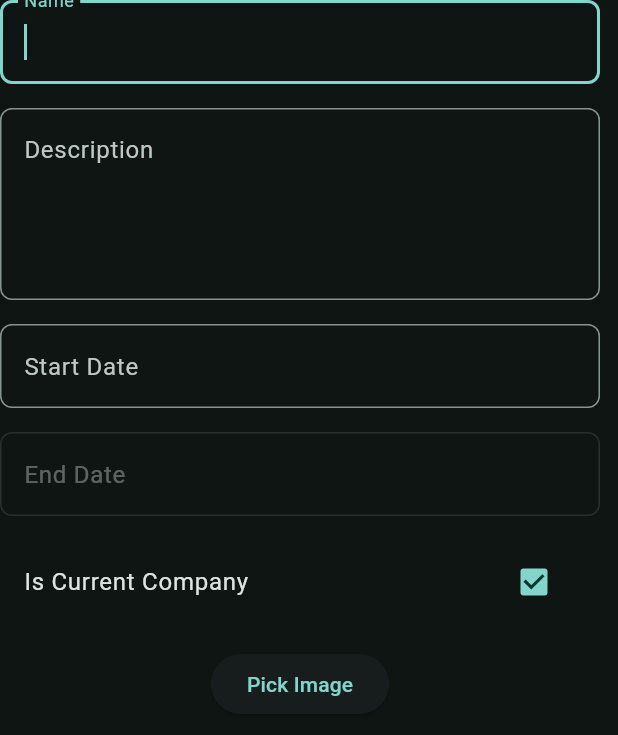
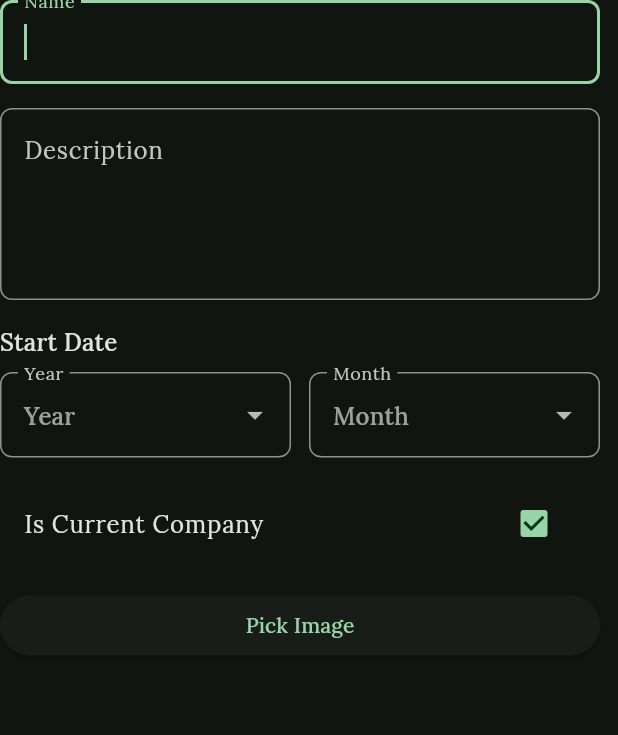
Before and after one commit to mashik424/portfolio, a Flutter app: the AddCompanyDialog widget shown alone on an empty page, opened directly with empty values, after a tap on "Is Current Company", on a phone screen of 412 x 824 dp. Shown: the top 735 px of the screen. Run offline on Flutter 3.47's test engine with Material 3 defaults, Android fonts, the phone set to English and light mode, and no system bars; our stand-ins replace cached_network_image, cloud_firestore, cloud_functions, firebase_auth, firebase_core, firebase_storage and 6 more; missing offline and left inert: dart:js_interop; accounts and stored records are empty; generated files the repository leaves out were written again; network calls fail; statements that could not run were skipped; project files that could hold a hidden picture were left out.

Commit message:
company date picker improvements

```diff
--- a/lib/main.dart
+++ b/lib/main.dart
@@ -23,13 +23,15 @@ class MyApp extends ConsumerWidget {
     return MaterialApp(
       title: dotenv.env['TITLE'] ?? '',
       theme: ThemeData(
+        fontFamily: 'Lora',
         colorScheme: ColorScheme.fromSeed(seedColor: Colors.teal),
         inputDecorationTheme: _inputDecorationTheme,
         useMaterial3: true,
       ),
       darkTheme: ThemeData(
+        fontFamily: 'Lora',
         colorScheme: ColorScheme.fromSeed(
-          seedColor: Colors.teal,
+          seedColor: const Color(0xFF014421),
           brightness: Brightness.dark,
         ),
         inputDecorationTheme: _inputDecorationTheme,
--- a/lib/widgets/dialogs/add_company_dialog.dart
+++ b/lib/widgets/dialogs/add_company_dialog.dart
@@ -6,6 +6,7 @@ import 'package:portfolio/models/both.dart';
 import 'package:portfolio/models/company.dart';
 import 'package:portfolio/providers/file_upload_provider/file_upload_provider.dart';
 import 'package:portfolio/providers/pick_image_provider/pick_image_provider.dart';
+import 'package:portfolio/widgets/month_year_picker.dart';
 
 class AddCompanyDialogContoller {
   Both<Company?, Uint8List?> Function()? onSubmit;
@@ -42,20 +43,13 @@ class _AddCompanyDialogState extends ConsumerState<AddCompanyDialog> {
       _startDate = widget.company!.startDate;
       _endDate = widget.company!.endDate;
       _editingControllers = List.generate(
-        4,
+        2,
         (index) => TextEditingController(
-          text:
-              [
-                widget.company!.name,
-                widget.company!.description,
-                widget.company!.startDate.toLocal().toString().split(' ')[0],
-                widget.company!.endDate?.toLocal().toString().split(' ')[0] ??
-                    '',
-              ][index],
+          text: [widget.company!.name, widget.company!.description, ''][index],
         ),
       );
     } else {
-      _editingControllers = List.generate(4, (_) => TextEditingController());
+      _editingControllers = List.generate(3, (_) => TextEditingController());
     }
     WidgetsBinding.instance.addPostFrameCallback((_) {
       if (widget.company?.logoUrl != null) {
@@ -94,12 +88,18 @@ class _AddCompanyDialogState extends ConsumerState<AddCompanyDialog> {
 
   @override
   Widget build(BuildContext context) {
+    final sameStartAndEndYear =
+        _startDate != null &&
+        _endDate != null &&
+        _startDate!.year == _endDate!.year;
+
     return Form(
       key: _formKey,
       child: SizedBox(
         width: 400,
         child: Column(
           mainAxisSize: MainAxisSize.min,
+          crossAxisAlignment: CrossAxisAlignment.stretch,
           children: [
             TextFormField(
               autofocus: true,
@@ -130,81 +130,67 @@ class _AddCompanyDialogState extends ConsumerState<AddCompanyDialog> {
               ),
             ),
             const SizedBox(height: 16),
-            TextFormField(
-              readOnly: true,
-              controller: _editingControllers[2],
-              onTap: () async {
-                final date = await showDatePicker(
-                  context: context,
-                  initialDate: _startDate ?? DateTime.now(),
-                  firstDate: DateTime(2000),
-                  lastDate: DateTime.now(),
-                );
-                if (date != null) {
-                  setState(() {
-                    _startDate = date;
-                    _editingControllers[2].text =
-                        _startDate?.toLocal().toString().split(' ')[0] ?? '';
-                  });
+            Text('Start Date', style: Theme.of(context).textTheme.titleMedium),
+            const SizedBox(height: 8),
+            MonthYearPicker(
+              initialValue: _startDate,
+              firstYear: DateTime.now().year - 40,
+              lastYear: _endDate?.year ?? DateTime.now().year,
+              onChanged: (value) => setState(() => _startDate = value),
+              monthValidator: (value) {
+                if (value == null) {
+                  return 'Please pick a month';
                 }
+
+                return null;
               },
-              decoration: InputDecoration(
-                labelText: 'Start Date',
-                hintText: _startDate?.toLocal().toString().split(' ')[0] ?? '',
-              ),
-              validator: (value) {
-                if (_startDate == null) {
-                  return 'Please enter a start date';
+              yearValidator: (value) {
+                if (value == null) {
+                  return 'Please pick a year';
                 }
                 return null;
               },
             ),
             const SizedBox(height: 16),
-            TextFormField(
-              controller: _editingControllers[3],
-              readOnly: true,
-              enabled: !_isCurrentCompany,
-              onTap: () async {
-                final date = await showDatePicker(
-                  context: context,
-                  initialDate: _endDate ?? DateTime.now(),
-                  firstDate: _startDate ?? DateTime(2000),
-                  lastDate: DateTime.now(),
-                );
-                if (date != null) {
-                  setState(() {
-                    _endDate = date;
-                    _editingControllers[3].text =
-                        _endDate?.toLocal().toString().split(' ')[0] ?? '';
-                  });
+            if (!_isCurrentCompany) ...[
+              Text('End Date', style: Theme.of(context).textTheme.titleMedium),
+              const SizedBox(height: 8),
+              MonthYearPicker(
+                initialValue: _endDate,
+                firstYear: _startDate?.year ?? DateTime.now().year - 40,
+                lastYear: DateTime.now().year,
+                onChanged: (value) => setState(() => _endDate = value),
+                monthValidator: (value) {
+                  if (value == null) {
+                    return 'Please pick a month';
                   }
+                  if (sameStartAndEndYear &&
+                      _startDate!.month > _endDate!.month) {
+                    return 'Invalid end Date';
+                  }
+                  return null;
                 },
-              decoration: InputDecoration(
-                labelText: 'End Date',
-                hintText: _endDate?.toLocal().toString().split(' ')[0] ?? '',
-              ),
-              validator: (value) {
-                if (!_isCurrentCompany && _endDate == null) {
-                  return 'Please enter an end date';
+                yearValidator: (value) {
+                  if (value == null) {
+                    return 'Please pick a year';
                   }
                   return null;
                 },
               ),
               const SizedBox(height: 16),
+            ],
             CheckboxListTile(
               title: const Text('Is Current Company'),
               value: _isCurrentCompany,
               onChanged: (value) {
                 setState(() {
                   if (value ?? false) {
-                    _editingControllers[3].text = '';
                     _endDate = null;
                   }
                   _isCurrentCompany = value!;
                 });
               },
             ),
-
             const SizedBox(height: 16),
             ElevatedButton(
               onPressed: _pickImage,
--- a/lib/widgets/list_items/company_item.dart
+++ b/lib/widgets/list_items/company_item.dart
@@ -32,9 +32,9 @@ class CompanyItem extends ConsumerWidget {
         decoration: BoxDecoration(
           borderRadius: BorderRadius.circular(12),
           border: Border.all(
-            color: isDarkTheme ? Colors.grey.shade600 : Colors.indigo.shade200,
+             color: Theme.of(context).colorScheme.surfaceContainerHighest,
           ),
-          color: isDarkTheme ? Colors.grey.shade800 : Colors.white,
+          color: Theme.of(context).colorScheme.surfaceContainerHigh,
         ),
         child: Column(
           mainAxisAlignment: MainAxisAlignment.spaceBetween,
--- a/lib/widgets/list_items/project_item.dart
+++ b/lib/widgets/list_items/project_item.dart
@@ -26,7 +26,7 @@ class ProjectItem extends ConsumerWidget {
       width: 300,
       padding: const EdgeInsets.all(12),
       decoration: BoxDecoration(
-        color: isDarkTheme ? Colors.grey.shade800 : Colors.indigo.shade50,
+        color: Theme.of(context).colorScheme.surfaceContainerHigh,
         borderRadius: BorderRadius.circular(20),
       ),
       child: Column(
@@ -37,7 +37,7 @@ class ProjectItem extends ConsumerWidget {
             width: double.infinity,
             decoration: BoxDecoration(
               borderRadius: BorderRadius.circular(15),
-              color: isDarkTheme ? Colors.grey.shade700 : Colors.grey.shade300,
+              color: Theme.of(context).colorScheme.surfaceContainerHighest,
             ),
             child: Builder(
               builder: (context) {
--- /dev/null
+++ b/lib/widgets/month_year_picker.dart
@@ -0,0 +1,136 @@
+import 'package:flutter/material.dart';
+import 'package:intl/intl.dart';
+
+class MonthYearPicker extends StatefulWidget {
+  const MonthYearPicker({
+    required this.lastYear,
+    required this.firstYear,
+    required this.onChanged,
+    this.initialValue,
+    this.yearValidator,
+    this.monthValidator,
+    super.key,
+  }) : assert(
+         lastYear >= firstYear,
+         'lastYear must be greater than or equal to firstYear',
+       );
+
+  final DateTime? initialValue;
+  final int lastYear;
+  final int firstYear;
+  final ValueChanged<DateTime?> onChanged;
+
+  final FormFieldValidator<DateTime>? yearValidator;
+  final FormFieldValidator<DateTime>? monthValidator;
+
+  @override
+  State<MonthYearPicker> createState() => _MonthYearPickerState();
+}
+
+class _MonthYearPickerState extends State<MonthYearPicker> {
+  late List<DateTime> _years;
+  late List<DateTime> _months;
+  DateTime? _year;
+  DateTime? _month;
+
+  @override
+  void initState() {
+    if (widget.initialValue != null) {
+      _year = DateTime(widget.initialValue!.year);
+      _month = DateTime(2020, widget.initialValue!.month);
+    }
+
+    _years = [];
+    for (var i = widget.firstYear; i <= widget.lastYear; i++) {
+      _years.add(DateTime(i));
+    }
+
+    _months = [];
+    for (var i = 1; i <= 12; i++) {
+      _months.add(DateTime(2020, i));
+    }
+
+    super.initState();
+  }
+
+  @override
+  void didUpdateWidget(covariant MonthYearPicker oldWidget) {
+    if (oldWidget.firstYear != widget.firstYear ||
+        oldWidget.lastYear != widget.lastYear) {
+      _years = [];
+      for (var i = widget.firstYear; i <= widget.lastYear; i++) {
+        _years.add(DateTime(i));
+      }
+    }
+    super.didUpdateWidget(oldWidget);
+  }
+
+  void _onChanged() {
+    DateTime? dateTime;
+    if (_year != null && _month != null) {
+      dateTime = DateTime(_year!.year, _month!.month);
+    } else if (_year != null) {
+      dateTime = DateTime(_year!.year);
+    }
+    widget.onChanged(dateTime);
+  }
+
+  @override
+  Widget build(BuildContext context) {
+    return Row(
+      children: [
+        Expanded(
+          child: DropdownButtonFormField<DateTime>(
+            value: _year,
+            decoration: const InputDecoration(
+              label: Text('Year'),
+              hintText: 'Year',
+              alignLabelWithHint: true,
+            ),
+            validator: widget.yearValidator,
+            items:
+                _years
+                    .map(
+                      (year) => DropdownMenuItem<DateTime>(
+                        value: year,
+                        child: Text(DateFormat('yyyy').format(year)),
+                      ),
+                    )
+                    .toList(),
+            onChanged:
+                (value) => setState(() {
+                  _year = value;
+                  _onChanged();
+                }),
+          ),
+        ),
+        const SizedBox(width: 12),
+        Expanded(
+          child: DropdownButtonFormField<DateTime>(
+            value: _month,
+            decoration: const InputDecoration(
+              label: Text('Month'),
+              hintText: 'Month',
+              alignLabelWithHint: true,
+            ),
+            validator: widget.monthValidator,
+            items:
+                _months
+                    .map(
+                      (month) => DropdownMenuItem<DateTime>(
+                        value: month,
+                        child: Text(DateFormat('MMMM').format(month)),
+                      ),
+                    )
+                    .toList(),
+            onChanged:
+                (value) => setState(() {
+                  _month = value;
+                  _onChanged();
+                }),
+          ),
+        ),
+      ],
+    );
+  }
+}
```
Also changed, not shown: pubspec.yaml (+31 -1 lines), fonts/Lora-Bold.ttf (added), fonts/Lora-BoldItalic.ttf (added), fonts/Lora-Italic.ttf (added), fonts/Lora-Medium.ttf (added), fonts/Lora-MediumItalic.ttf (added), fonts/Lora-Regular.ttf (added), fonts/Lora-SemiBold.ttf (added), fonts/Lora-SemiBoldItalic.ttf (added). Lines whose indentation alone changed are shown as unchanged.
